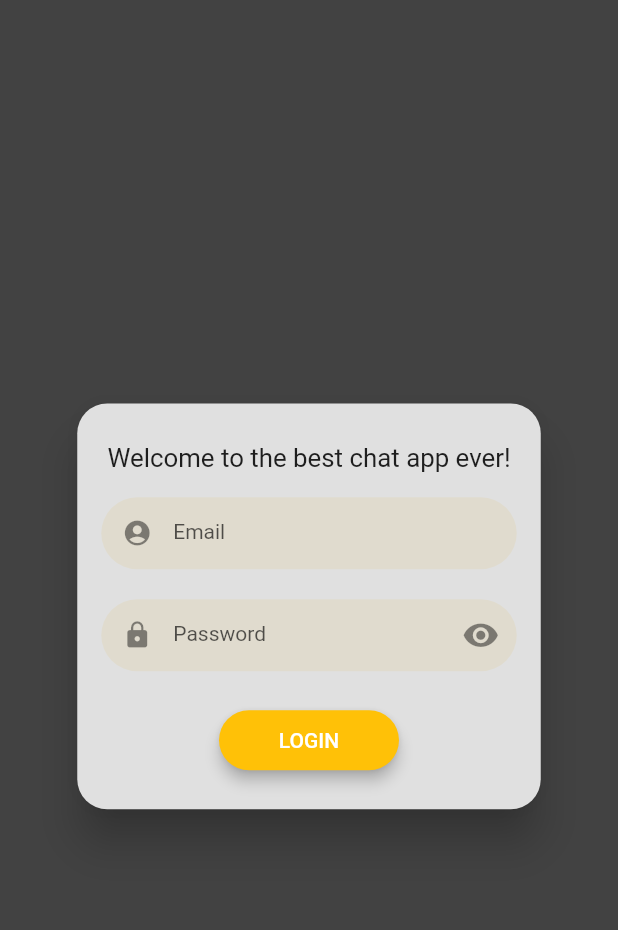
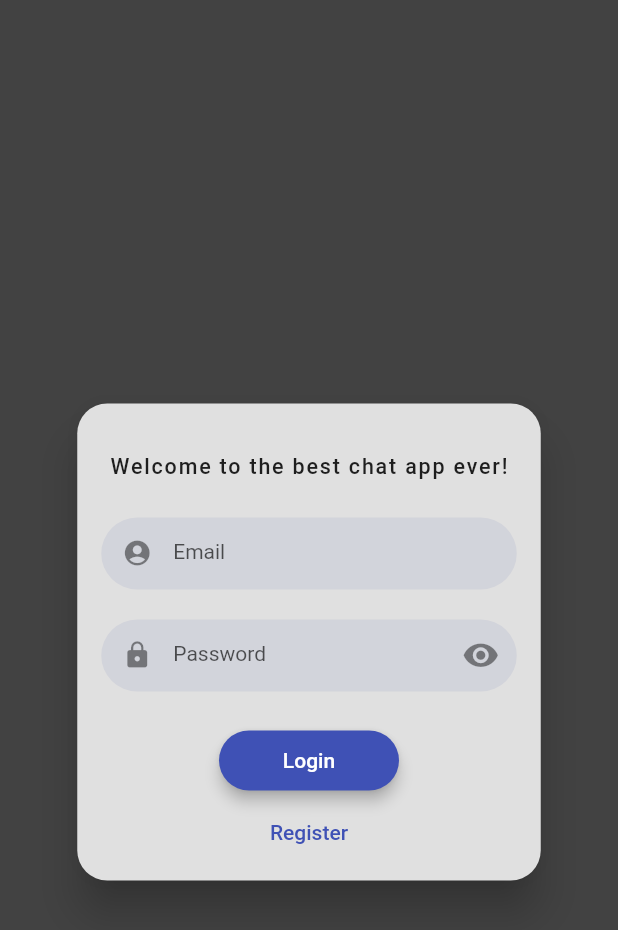
Before and after one commit to SoroushBeigi/chat_app, a Flutter app: the screen it shows after launch, on a phone screen of 412 x 824 dp. Shown: the top 930 px of the screen. Run offline on Flutter 3.47's test engine with Material 2 defaults, Android fonts, the phone set to English and light mode, and no system bars; drawn by our look-alikes of flutter_login; our stand-ins replace responsive_sizer.

Commit message:
login and register form redesign

```diff
--- a/lib/main.dart
+++ b/lib/main.dart
@@ -17,6 +17,7 @@ class _ChatAppState extends State<ChatApp> {
   @override
   Widget build(BuildContext context) {
     return MaterialApp(
+      theme: ThemeData(primarySwatch: Colors.indigo,),
       debugShowCheckedModeBanner: false,
       home: ResponsiveSizer(
         builder: (context, orientation, screenType) => const LoginScreen(),
--- a/lib/view/login/login_screen.dart
+++ b/lib/view/login/login_screen.dart
@@ -17,26 +17,34 @@ class _LoginScreenState extends State<LoginScreen> {
       body: FlutterLogin(
         headerWidget: Center(
           child: Padding(
-            padding: EdgeInsets.only(bottom: 2.h),
+            padding: EdgeInsets.fromLTRB(0,1.h,0,3.h),
             child: Text(
               'Welcome to the best chat app ever!',
               style: TextStyle(
-                fontSize: 17.sp,
+                letterSpacing: 1.2,
+                fontSize: 15.5.sp,
+                fontWeight: FontWeight.w500,
+
               ),
             ),
           ),
         ),
         hideForgotPasswordButton: true,
+
         theme: LoginTheme(
           pageColorDark: Colors.grey[800],
           pageColorLight: Colors.grey[800],
-          primaryColor: Colors.amber,
+          primaryColor: Colors.indigo,
+          accentColor: Colors.indigo,
           cardTheme: CardTheme(color: Colors.grey[300]),
-          buttonTheme: LoginButtonTheme(splashColor: Colors.amber[700]),
+          buttonTheme: LoginButtonTheme(splashColor: Colors.indigo[700]),
         ),
+
+        onSignup: (p0) => null,
         onLogin: (p0) => null,
         onRecoverPassword: (p0) => null,
         onSubmitAnimationCompleted: () {},
+        messages: LoginMessages(loginButton: 'Login', signupButton: 'Register'),
       ),
     );
   }
```
